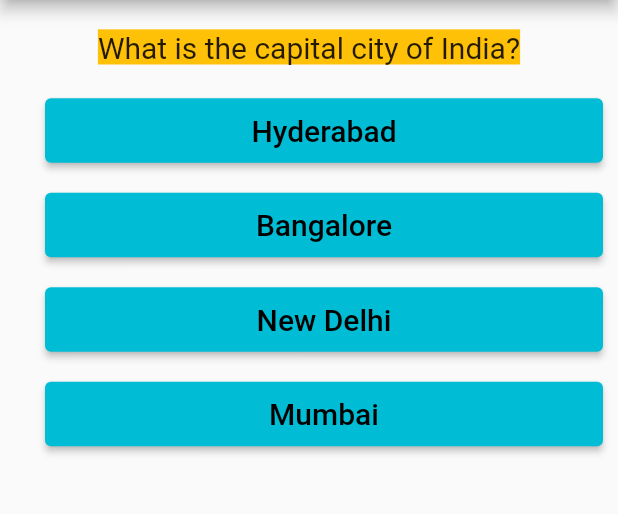
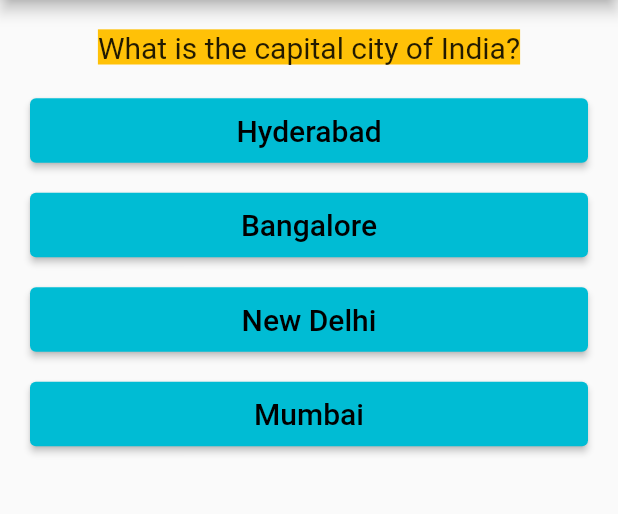
Before and after one commit to tarunsunny3/Flutter-Quiz-App, a Flutter app: the screen it shows after launch, on a phone screen of 412 x 824 dp, the part 84-598 px from its top. Run offline on Flutter 3.47's test engine with Material 2 defaults, Android fonts, the phone set to English and light mode, and no system bars.

```diff
--- a/lib/answer.dart
+++ b/lib/answer.dart
@@ -8,7 +8,7 @@ class Answer extends StatelessWidget {
   Widget build(BuildContext context) {
     return Container(
       width: double.maxFinite,
-      margin: EdgeInsets.only(bottom: 15, left: 30, right: 10),
+      margin: EdgeInsets.only(bottom: 15, left: 20, right: 20),
       child: ElevatedButton(
         child: Padding(
           padding: EdgeInsets.all(10),
```
Also changed, not shown: 1 other file.
